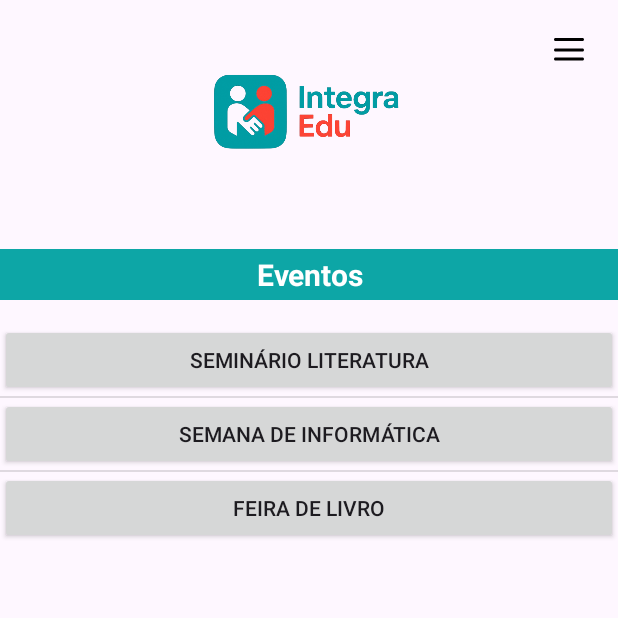
After one commit to YuriBrag/IntegraEdu, an Android app: the EventosActivity screen opened directly, with no data from a screen before it, on a phone screen of 412 x 824 dp, the top half of it. The commit adds this screen. Run offline under Robolectric (Android 15) with nearby library versions, the phone set to English and light mode, and no system bars.

Commit message:
Tela de Eventos

```diff
--- a/app/src/main/AndroidManifest.xml
+++ b/app/src/main/AndroidManifest.xml
@@ -12,6 +12,9 @@
         android:supportsRtl="true"
         android:theme="@style/Theme.IntegraEdu"
         tools:targetApi="31">
+        <activity
+            android:name=".EventosActivity"
+            android:exported="false" />
         <activity
             android:name=".DashboardsActivity"
             android:exported="false" />
--- /dev/null
+++ b/app/src/main/java/yuri/bragine/integraedu/EventosActivity.java
@@ -0,0 +1,80 @@
+package yuri.bragine.integraedu;
+
+import android.os.Bundle;
+import android.view.View;
+import android.widget.Button;
+import android.widget.CheckBox;
+import android.widget.ImageButton;
+import android.widget.LinearLayout;
+
+import androidx.appcompat.app.AppCompatActivity;
+
+import java.util.Arrays;
+import java.util.List;
+
+public class EventosActivity extends AppCompatActivity {
+
+    List<Aluno> alunosList = Arrays.asList(
+            new Aluno("Seminário", "Literatura", 9.5, 87, "Alta", 2, "Ativo"),
+            new Aluno("Semana", "de Informática", 8.7, 92, "Média", 0, "Ativo"),
+            new Aluno("Feira", "de Livro", 6.3, 75, "Baixa", 3, "Trancado")
+    );
+
+    List<String> nomesParticipantes = Arrays.asList(
+            "Juca Bus",
+            "Maria Silva",
+            "Pedro Oliveira"
+    );
+
+    @Override
+    protected void onCreate(Bundle savedInstanceState) {
+        super.onCreate(savedInstanceState);
+        setContentView(R.layout.activity_eventos);
+
+        LinearLayout alunosContainer = findViewById(R.id.alunosContainer);
+
+        for (Aluno aluno : alunosList) {
+            // Botão principal com nome do evento
+            Button btn = new Button(this);
+            btn.setText(aluno.getNome() + " " + aluno.getSobrenome());
+
+            // Container para detalhes (checkboxes)
+            LinearLayout detalhesLayout = new LinearLayout(this);
+            detalhesLayout.setOrientation(LinearLayout.VERTICAL);
+            detalhesLayout.setVisibility(View.GONE);
+
+            for (String nome : nomesParticipantes) {
+                CheckBox checkBox = new CheckBox(this);
+                checkBox.setText(nome);
+                detalhesLayout.addView(checkBox);
+            }
+
+            final boolean[] expanded = {false};
+
+            btn.setOnClickListener(v -> {
+                if (!expanded[0]) {
+                    detalhesLayout.setVisibility(View.VISIBLE);
+                    expanded[0] = true;
+                } else {
+                    detalhesLayout.setVisibility(View.GONE);
+                    expanded[0] = false;
+                }
+            });
+
+            alunosContainer.addView(btn);
+            alunosContainer.addView(detalhesLayout);
+        }
+
+        // Menu lateral
+        LinearLayout menuLateral = findViewById(R.id.menuLateral);
+        ImageButton btnMenu = findViewById(R.id.btnMenu);
+
+        btnMenu.setOnClickListener(v -> {
+            if (menuLateral.getVisibility() == View.GONE) {
+                menuLateral.setVisibility(View.VISIBLE);
+            } else {
+                menuLateral.setVisibility(View.GONE);
+            }
+        });
+    }
+}
--- a/app/src/main/java/yuri/bragine/integraedu/HomeActivity.java
+++ b/app/src/main/java/yuri/bragine/integraedu/HomeActivity.java
@@ -48,5 +48,14 @@ public class HomeActivity extends AppCompatActivity {
                 startActivity(intent);
             }
         });
+
+        Button btnEventos = findViewById(R.id.btnEventos);
+        btnEventos.setOnClickListener(new View.OnClickListener() {
+            @Override
+            public void onClick(View v) {
+                Intent intent = new Intent(HomeActivity.this, EventosActivity.class);
+                startActivity(intent);
+            }
+        });
     }
 }
--- /dev/null
+++ b/app/src/main/res/layout/activity_eventos.xml
@@ -0,0 +1,91 @@
+<?xml version="1.0" encoding="utf-8"?>
+<androidx.constraintlayout.widget.ConstraintLayout
+    xmlns:android="http://schemas.android.com/apk/res/android"
+    xmlns:tools="http://schemas.android.com/tools"
+    xmlns:app="http://schemas.android.com/apk/res-auto"
+    android:id="@+id/main"
+    android:layout_width="match_parent"
+    android:layout_height="match_parent"
+    tools:context=".EventosActivity">
+
+    <ImageButton
+        android:id="@+id/btnMenu"
+        android:layout_width="50dp"
+        android:layout_height="50dp"
+        android:layout_margin="8dp"
+        android:contentDescription="Abrir menu"
+        android:background="@null"
+        android:src="@drawable/ic_menu"
+        app:tint="@android:color/black"
+        app:layout_constraintTop_toTopOf="parent"
+        app:layout_constraintEnd_toEndOf="parent"/>
+
+    <LinearLayout
+        android:layout_width="match_parent"
+        android:layout_height="match_parent"
+        android:orientation="vertical" >
+
+
+        <ImageView
+            android:id="@+id/imagemLogo"
+            android:layout_width="match_parent"
+            android:layout_height="150dp"
+            android:src="@drawable/logointegraedu"
+            android:contentDescription="Logo do aplicativo"
+            android:layout_gravity="center_horizontal"
+            android:layout_marginBottom="16dp"/>
+
+        <TextView
+            android:id="@+id/txtDivider"
+            android:layout_width="match_parent"
+            android:layout_height="wrap_content"
+            android:text="@string/eventos"
+            android:textColor="#FFF"
+            android:textAlignment="center"
+            android:padding="3dp"
+            android:background="#0DA6A6"
+            android:textSize="20sp"
+            android:textStyle="bold"
+            android:layout_marginBottom="16dp"/>
+
+        <LinearLayout
+            android:id="@+id/alunosContainer"
+            android:layout_width="match_parent"
+            android:layout_height="wrap_content"
+            android:orientation="vertical"
+            android:divider="?android:attr/dividerHorizontal"
+            android:showDividers="middle"/>
+
+    </LinearLayout>
+
+    <LinearLayout
+        android:id="@+id/menuLateral"
+        android:layout_width="0dp"
+        android:layout_height="match_parent"
+        android:orientation="vertical"
+        android:background="#DDDDDD"
+        android:visibility="gone"
+        android:elevation="8dp"
+        app:layout_constraintTop_toTopOf="parent"
+        app:layout_constraintBottom_toBottomOf="parent"
+        app:layout_constraintStart_toStartOf="parent"
+        app:layout_constraintWidth_percent="0.5">
+
+        <Button
+            android:layout_width="match_parent"
+            android:layout_height="wrap_content"
+            android:text="@string/editarPerfil"
+            android:padding="16dp"
+            android:backgroundTint="#808080"
+            app:cornerRadius="0dp"/>
+
+        <Button
+            android:layout_width="match_parent"
+            android:layout_height="wrap_content"
+            android:text="@string/sair"
+            android:padding="16dp"
+            android:backgroundTint="#808080"
+            app:cornerRadius="0dp"/>
+    </LinearLayout>
+
+</androidx.constraintlayout.widget.ConstraintLayout>
```
